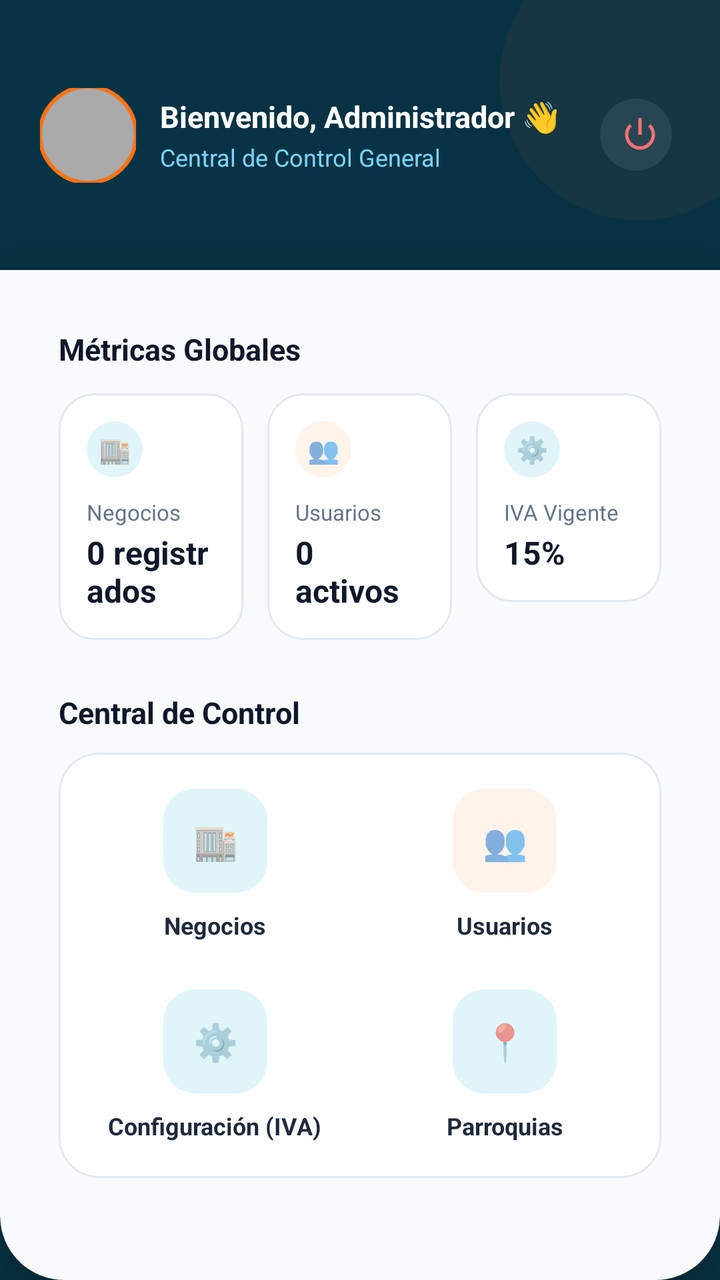
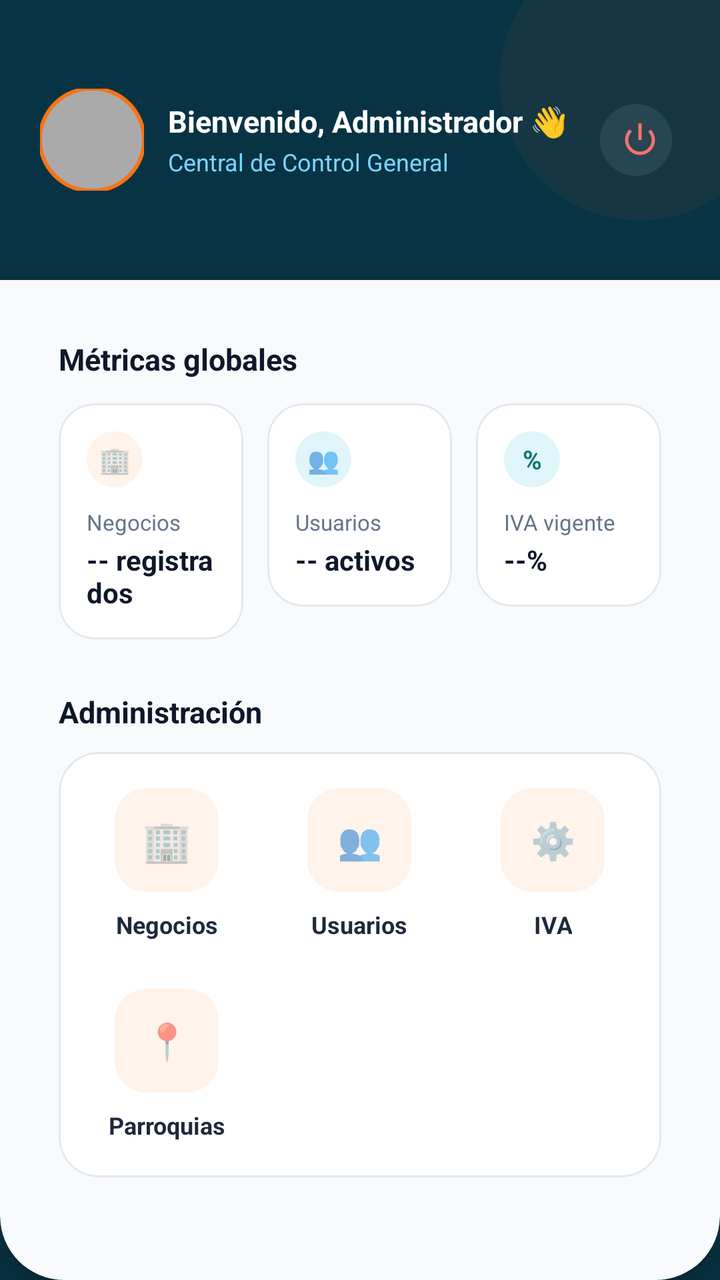

Two renders of the same Android screen: before a commit and after it. Below are the layout's source before the change and the commit's diff.
<!-- AndroidManifest.xml: application theme Theme.MaterialComponents.Light.NoActionBar -->
<!-- res/layout/activity_admin.xml -->
<?xml version="1.0" encoding="utf-8"?>
<RelativeLayout xmlns:android="http://schemas.android.com/apk/res/android"
    xmlns:app="http://schemas.android.com/apk/res-auto"
    android:layout_width="match_parent"
    android:layout_height="match_parent"
    android:background="#083344"
    android:fitsSystemWindows="false">

    
    <RelativeLayout
        android:layout_width="match_parent"
        android:layout_height="match_parent"
        android:clickable="false"
        android:clipChildren="false"
        android:clipToPadding="false"
        android:focusable="false"
        android:importantForAccessibility="no">

        <com.google.android.material.card.MaterialCardView
            android:layout_width="140dp"
            android:layout_height="140dp"
            android:layout_alignParentTop="true"
            android:layout_alignParentEnd="true"
            android:layout_marginTop="-30dp"
            android:layout_marginEnd="-30dp"
            app:cardBackgroundColor="#0DF97316"
            app:cardCornerRadius="70dp"
            app:cardElevation="0dp"
            app:strokeWidth="0dp" />
    </RelativeLayout>

    
    <RelativeLayout
        android:id="@+id/headerLayout"
        android:layout_width="match_parent"
        android:layout_height="wrap_content"
        android:paddingHorizontal="20dp"
        android:paddingTop="44dp"
        android:paddingBottom="20dp">

        <com.google.android.material.button.MaterialButton
            android:id="@+id/btnLogout"
            style="@style/Widget.Material3.Button.IconButton"
            android:layout_width="44dp"
            android:layout_height="44dp"
            android:layout_alignParentEnd="true"
            android:layout_centerVertical="true"
            app:backgroundTint="#14FFFFFF"
            app:cornerRadius="22dp"
            app:icon="@android:drawable/ic_lock_power_off"
            app:iconSize="20dp"
            app:iconTint="#F87171" />

        <LinearLayout
            android:id="@+id/headerProfileClick"
            android:layout_width="wrap_content"
            android:layout_height="wrap_content"
            android:layout_alignParentStart="true"
            android:layout_centerVertical="true"
            android:layout_marginTop="23dp"
            android:layout_toStartOf="@id/btnLogout"
            android:clickable="true"
            android:focusable="true"
            android:foreground="?attr/selectableItemBackground"
            android:gravity="center_vertical"
            android:orientation="horizontal"
            android:paddingEnd="12dp">

            <com.google.android.material.imageview.ShapeableImageView
                android:id="@+id/ivAvatar"
                android:layout_width="48dp"
                android:layout_height="48dp"
                android:scaleType="centerCrop"
                android:src="@android:color/darker_gray"
                app:shapeAppearanceOverlay="@style/ShapeAppearance.Material3.Corner.Full"
                app:strokeColor="#F97316"
                app:strokeWidth="2dp" />

            <LinearLayout
                android:layout_width="wrap_content"
                android:layout_height="wrap_content"
                android:layout_marginStart="12dp"
                android:orientation="vertical">

                <TextView
                    android:id="@+id/tvWelcome"
                    android:layout_width="wrap_content"
                    android:layout_height="wrap_content"
                    android:text="Bienvenido, Administrador 👋"
                    android:textColor="@color/white"
                    android:textSize="15sp"
                    android:textStyle="bold" />

                <TextView
                    android:id="@+id/tvRoleSubtitle"
                    android:layout_width="wrap_content"
                    android:layout_height="wrap_content"
                    android:layout_marginTop="2dp"
                    android:text="Central de Control General"
                    android:textColor="#7DD3FC"
                    android:textSize="12sp" />
            </LinearLayout>
        </LinearLayout>
    </RelativeLayout>

    
    <com.google.android.material.card.MaterialCardView
        android:layout_width="match_parent"
        android:layout_height="match_parent"
        android:layout_below="@id/headerLayout"
        android:layout_alignParentBottom="true"
        app:cardBackgroundColor="#F8FAFC"
        app:cardElevation="8dp"
        app:shapeAppearanceOverlay="@style/ShapeAppearance.BottomRoundedPanel"
        app:strokeWidth="0dp">

        <androidx.core.widget.NestedScrollView
            android:layout_width="match_parent"
            android:layout_height="match_parent"
            android:fillViewport="true">

            <LinearLayout
                android:layout_width="match_parent"
                android:layout_height="wrap_content"
                android:orientation="vertical"
                android:padding="20dp"
                android:paddingBottom="60dp">

                
                <TextView
                    android:layout_width="wrap_content"
                    android:layout_height="wrap_content"
                    android:layout_marginBottom="12dp"
                    android:text="Métricas Globales"
                    android:textColor="#0F172A"
                    android:textSize="15sp"
                    android:textStyle="bold" />

                <LinearLayout
                    android:layout_width="match_parent"
                    android:layout_height="wrap_content"
                    android:layout_marginBottom="26dp"
                    android:orientation="horizontal"
                    android:weightSum="3">

                    
                    <com.google.android.material.card.MaterialCardView
                        android:layout_width="0dp"
                        android:layout_height="wrap_content"
                        android:layout_marginEnd="8dp"
                        android:layout_weight="1"
                        app:cardBackgroundColor="@color/white"
                        app:cardCornerRadius="18dp"
                        app:cardElevation="0dp"
                        app:strokeColor="#E2E8F0"
                        app:strokeWidth="1dp">

                        <LinearLayout
                            android:layout_width="match_parent"
                            android:layout_height="wrap_content"
                            android:orientation="vertical"
                            android:padding="14dp">

                            <TextView
                                android:layout_width="28dp"
                                android:layout_height="28dp"
                                android:background="@drawable/bg_chip_teal"
                                android:gravity="center"
                                android:text="🏬"
                                android:textSize="13sp" />

                            <TextView
                                android:layout_width="wrap_content"
                                android:layout_height="wrap_content"
                                android:layout_marginTop="10dp"
                                android:text="Negocios"
                                android:textColor="#64748B"
                                android:textSize="11sp" />

                            <TextView
                                android:id="@+id/tvTotalNegocios"
                                android:layout_width="wrap_content"
                                android:layout_height="wrap_content"
                                android:layout_marginTop="2dp"
                                android:text="0 registrados"
                                android:textColor="#0F172A"
                                android:textSize="16sp"
                                android:textStyle="bold" />
                        </LinearLayout>
                    </com.google.android.material.card.MaterialCardView>

                    
                    <com.google.android.material.card.MaterialCardView
                        android:layout_width="0dp"
                        android:layout_height="wrap_content"
                        android:layout_marginHorizontal="4dp"
                        android:layout_weight="1"
                        app:cardBackgroundColor="@color/white"
                        app:cardCornerRadius="18dp"
                        app:cardElevation="0dp"
                        app:strokeColor="#E2E8F0"
                        app:strokeWidth="1dp">

                        <LinearLayout
                            android:layout_width="match_parent"
                            android:layout_height="wrap_content"
                            android:orientation="vertical"
                            android:padding="14dp">

                            <TextView
                                android:layout_width="28dp"
                                android:layout_height="28dp"
                                android:background="@drawable/bg_chip_orange"
                                android:gravity="center"
                                android:text="👥"
                                android:textSize="13sp" />

                            <TextView
                                android:layout_width="wrap_content"
                                android:layout_height="wrap_content"
                                android:layout_marginTop="10dp"
                                android:text="Usuarios"
                                android:textColor="#64748B"
                                android:textSize="11sp" />

                            <TextView
                                android:id="@+id/tvTotalUsuarios"
                                android:layout_width="wrap_content"
                                android:layout_height="wrap_content"
                                android:layout_marginTop="2dp"
                                android:text="0 activos"
                                android:textColor="#0F172A"
                                android:textSize="16sp"
                                android:textStyle="bold" />
                        </LinearLayout>
                    </com.google.android.material.card.MaterialCardView>

                    
                    <com.google.android.material.card.MaterialCardView
                        android:layout_width="0dp"
                        android:layout_height="wrap_content"
                        android:layout_marginStart="8dp"
                        android:layout_weight="1"
                        app:cardBackgroundColor="@color/white"
                        app:cardCornerRadius="18dp"
                        app:cardElevation="0dp"
                        app:strokeColor="#E2E8F0"
                        app:strokeWidth="1dp">

                        <LinearLayout
                            android:layout_width="match_parent"
                            android:layout_height="wrap_content"
                            android:orientation="vertical"
                            android:padding="14dp">

                            <TextView
                                android:layout_width="28dp"
                                android:layout_height="28dp"
                                android:background="@drawable/bg_chip_slate"
                                android:gravity="center"
                                android:text="⚙️"
                                android:textSize="13sp" />

                            <TextView
                                android:layout_width="wrap_content"
                                android:layout_height="wrap_content"
                                android:layout_marginTop="10dp"
                                android:text="IVA Vigente"
                                android:textColor="#64748B"
                                android:textSize="11sp" />

                            <TextView
                                android:id="@+id/tvIvaVigente"
                                android:layout_width="wrap_content"
                                android:layout_height="wrap_content"
                                android:layout_marginTop="2dp"
                                android:text="15%"
                                android:textColor="#0F172A"
                                android:textSize="16sp"
                                android:textStyle="bold" />
                        </LinearLayout>
                    </com.google.android.material.card.MaterialCardView>
                </LinearLayout>

                
                <TextView
                    android:layout_width="wrap_content"
                    android:layout_height="wrap_content"
                    android:layout_marginBottom="10dp"
                    android:text="Central de Control"
                    android:textColor="#0F172A"
                    android:textSize="15sp"
                    android:textStyle="bold" />

                <com.google.android.material.card.MaterialCardView
                    android:layout_width="match_parent"
                    android:layout_height="wrap_content"
                    android:layout_marginBottom="24dp"
                    app:cardBackgroundColor="@color/white"
                    app:cardCornerRadius="20dp"
                    app:cardElevation="0dp"
                    app:strokeColor="#E2E8F0"
                    app:strokeWidth="1dp">

                    <GridLayout
                        android:layout_width="match_parent"
                        android:layout_height="wrap_content"
                        android:alignmentMode="alignMargins"
                        android:columnCount="2"
                        android:padding="6dp">

                        
                        <LinearLayout
                            android:id="@+id/cardNegocios"
                            android:layout_width="0dp"
                            android:layout_height="wrap_content"
                            android:layout_columnWeight="1"
                            android:clickable="true"
                            android:focusable="true"
                            android:foreground="?attr/selectableItemBackground"
                            android:gravity="center"
                            android:orientation="vertical"
                            android:padding="12dp">

                            <TextView
                                android:layout_width="52dp"
                                android:layout_height="52dp"
                                android:background="@drawable/bg_chip_teal"
                                android:gravity="center"
                                android:text="🏬"
                                android:textSize="18sp" />

                            <TextView
                                android:layout_width="wrap_content"
                                android:layout_height="wrap_content"
                                android:layout_marginTop="8dp"
                                android:gravity="center"
                                android:text="Negocios"
                                android:textColor="#1E293B"
                                android:textSize="12sp"
                                android:textStyle="bold" />
                        </LinearLayout>

                        
                        <LinearLayout
                            android:id="@+id/cardUsuarios"
                            android:layout_width="0dp"
                            android:layout_height="wrap_content"
                            android:layout_columnWeight="1"
                            android:clickable="true"
                            android:focusable="true"
                            android:foreground="?attr/selectableItemBackground"
                            android:gravity="center"
                            android:orientation="vertical"
                            android:padding="12dp">

                            <TextView
                                android:layout_width="52dp"
                                android:layout_height="52dp"
                                android:background="@drawable/bg_chip_orange"
                                android:gravity="center"
                                android:text="👥"
                                android:textSize="18sp" />

                            <TextView
                                android:layout_width="wrap_content"
                                android:layout_height="wrap_content"
                                android:layout_marginTop="8dp"
                                android:gravity="center"
                                android:text="Usuarios"
                                android:textColor="#1E293B"
                                android:textSize="12sp"
                                android:textStyle="bold" />
                        </LinearLayout>

                        
                        <LinearLayout
                            android:id="@+id/cardConfiguracionIva"
                            android:layout_width="0dp"
                            android:layout_height="wrap_content"
                            android:layout_columnWeight="1"
                            android:clickable="true"
                            android:focusable="true"
                            android:foreground="?attr/selectableItemBackground"
                            android:gravity="center"
                            android:orientation="vertical"
                            android:padding="12dp">

                            <TextView
                                android:layout_width="52dp"
                                android:layout_height="52dp"
                                android:background="@drawable/bg_chip_slate"
                                android:gravity="center"
                                android:text="⚙️"
                                android:textSize="18sp" />

                            <TextView
                                android:layout_width="wrap_content"
                                android:layout_height="wrap_content"
                                android:layout_marginTop="8dp"
                                android:gravity="center"
                                android:text="Configuración (IVA)"
                                android:textColor="#1E293B"
                                android:textSize="12sp"
                                android:textStyle="bold" />
                        </LinearLayout>

                        
                        <LinearLayout
                            android:id="@+id/cardParroquias"
                            android:layout_width="0dp"
                            android:layout_height="wrap_content"
                            android:layout_columnWeight="1"
                            android:clickable="true"
                            android:focusable="true"
                            android:foreground="?attr/selectableItemBackground"
                            android:gravity="center"
                            android:orientation="vertical"
                            android:padding="12dp">

                            <TextView
                                android:layout_width="52dp"
                                android:layout_height="52dp"
                                android:background="@drawable/bg_chip_teal"
                                android:gravity="center"
                                android:text="📍"
                                android:textSize="18sp" />

                            <TextView
                                android:layout_width="wrap_content"
                                android:layout_height="wrap_content"
                                android:layout_marginTop="8dp"
                                android:gravity="center"
                                android:text="Parroquias"
                                android:textColor="#1E293B"
                                android:textSize="12sp"
                                android:textStyle="bold" />
                        </LinearLayout>

                    </GridLayout>
                </com.google.android.material.card.MaterialCardView>

            </LinearLayout>
        </androidx.core.widget.NestedScrollView>
    </com.google.android.material.card.MaterialCardView>

</RelativeLayout>
<!-- resources referenced by this layout -->
<resources>
  <color name="white">#FFFFFFFF</color>
  <!-- drawable bg_chip_orange (drawable) -->
  <?xml version="1.0" encoding="utf-8"?>
  <shape xmlns:android="http://schemas.android.com/apk/res/android"
      android:shape="rectangle">
  
      <solid android:color="#FFF3EA" />
  
      <corners android:radius="16dp" />
  
  </shape>
  <!-- drawable bg_chip_slate (drawable) -->
  <?xml version="1.0" encoding="utf-8"?>
  <shape xmlns:android="http://schemas.android.com/apk/res/android"
      android:shape="rectangle">
  
      <solid android:color="#E0F5F9" />
  
      <corners android:radius="16dp" />
  
  </shape>
  <!-- drawable bg_chip_teal (drawable) -->
  <?xml version="1.0" encoding="utf-8"?>
  <shape xmlns:android="http://schemas.android.com/apk/res/android"
      android:shape="rectangle">
  
      <solid android:color="#E0F5F9" />
  
      <corners android:radius="16dp" />
  
  </shape>
  <style name="ShapeAppearance.BottomRoundedPanel" parent="ShapeAppearance.Material3.Corner.None">
              <item name="cornerSizeTopLeft">0dp</item>
              <item name="cornerSizeTopRight">0dp</item>
              <item name="cornerSizeBottomLeft">32dp</item>
              <item name="cornerSizeBottomRight">32dp</item>
          </style>
</resources>

<!-- the commit's change to res/layout/activity_admin.xml (unified diff, before → after) -->
@@ -6,13 +6,12 @@
     android:background="#083344"
     android:fitsSystemWindows="false">
 
-    
     <RelativeLayout
         android:layout_width="match_parent"
         android:layout_height="match_parent"
-        android:clickable="false"
         android:clipChildren="false"
         android:clipToPadding="false"
+        android:clickable="false"
         android:focusable="false"
         android:importantForAccessibility="no">
 
@@ -29,7 +28,6 @@
             app:strokeWidth="0dp" />
     </RelativeLayout>
 
-    
     <RelativeLayout
         android:id="@+id/headerLayout"
         android:layout_width="match_parent"
@@ -57,7 +55,7 @@
             android:layout_height="wrap_content"
             android:layout_alignParentStart="true"
             android:layout_centerVertical="true"
-            android:layout_marginTop="23dp"
+            android:layout_marginTop="25dp"
             android:layout_toStartOf="@id/btnLogout"
             android:clickable="true"
             android:focusable="true"
@@ -68,8 +66,8 @@
 
             <com.google.android.material.imageview.ShapeableImageView
                 android:id="@+id/ivAvatar"
-                android:layout_width="48dp"
-                android:layout_height="48dp"
+                android:layout_width="52dp"
+                android:layout_height="51dp"
                 android:scaleType="centerCrop"
                 android:src="@android:color/darker_gray"
                 app:shapeAppearanceOverlay="@style/ShapeAppearance.Material3.Corner.Full"
@@ -103,7 +101,6 @@
         </LinearLayout>
     </RelativeLayout>
 
-    
     <com.google.android.material.card.MaterialCardView
         android:layout_width="match_parent"
         android:layout_height="match_parent"
@@ -111,8 +108,8 @@
         android:layout_alignParentBottom="true"
         app:cardBackgroundColor="#F8FAFC"
         app:cardElevation="8dp"
-        app:shapeAppearanceOverlay="@style/ShapeAppearance.BottomRoundedPanel"
-        app:strokeWidth="0dp">
+        app:strokeWidth="0dp"
+        app:shapeAppearanceOverlay="@style/ShapeAppearance.BottomRoundedPanel">
 
         <androidx.core.widget.NestedScrollView
             android:layout_width="match_parent"
@@ -126,12 +123,11 @@
                 android:padding="20dp"
                 android:paddingBottom="60dp">
 
-                
                 <TextView
                     android:layout_width="wrap_content"
                     android:layout_height="wrap_content"
                     android:layout_marginBottom="12dp"
-                    android:text="Métricas Globales"
+                    android:text="Métricas globales"
                     android:textColor="#0F172A"
                     android:textSize="15sp"
                     android:textStyle="bold" />
@@ -143,7 +139,6 @@
                     android:orientation="horizontal"
                     android:weightSum="3">
 
-                    
                     <com.google.android.material.card.MaterialCardView
                         android:layout_width="0dp"
                         android:layout_height="wrap_content"
@@ -164,9 +159,9 @@
                             <TextView
                                 android:layout_width="28dp"
                                 android:layout_height="28dp"
-                                android:background="@drawable/bg_chip_teal"
-                                android:gravity="center"
-                                android:text="🏬"
+                                android:background="@drawable/bg_chip_orange"
+                                android:gravity="center"
+                                android:text="🏢"
                                 android:textSize="13sp" />
 
                             <TextView
@@ -182,14 +177,13 @@
                                 android:layout_width="wrap_content"
                                 android:layout_height="wrap_content"
                                 android:layout_marginTop="2dp"
-                                android:text="0 registrados"
+                                android:text="-- registrados"
                                 android:textColor="#0F172A"
-                                android:textSize="16sp"
+                                android:textSize="14sp"
                                 android:textStyle="bold" />
                         </LinearLayout>
                     </com.google.android.material.card.MaterialCardView>
 
-                    
                     <com.google.android.material.card.MaterialCardView
                         android:layout_width="0dp"
                         android:layout_height="wrap_content"
@@ -210,7 +204,7 @@
                             <TextView
                                 android:layout_width="28dp"
                                 android:layout_height="28dp"
-                                android:background="@drawable/bg_chip_orange"
+                                android:background="@drawable/bg_chip_slate"
                                 android:gravity="center"
                                 android:text="👥"
                                 android:textSize="13sp" />
@@ -228,14 +222,13 @@
                                 android:layout_width="wrap_content"
                                 android:layout_height="wrap_content"
                                 android:layout_marginTop="2dp"
-                                android:text="0 activos"
+                                android:text="-- activos"
                                 android:textColor="#0F172A"
-                                android:textSize="16sp"
+                                android:textSize="14sp"
                                 android:textStyle="bold" />
                         </LinearLayout>
                     </com.google.android.material.card.MaterialCardView>
 
-                    
                     <com.google.android.material.card.MaterialCardView
                         android:layout_width="0dp"
                         android:layout_height="wrap_content"
@@ -256,16 +249,18 @@
                             <TextView
                                 android:layout_width="28dp"
                                 android:layout_height="28dp"
-                                android:background="@drawable/bg_chip_slate"
-                                android:gravity="center"
-                                android:text="⚙️"
-                                android:textSize="13sp" />
+                                android:background="@drawable/bg_chip_teal"
+                                android:gravity="center"
+                                android:text="%"
+                                android:textColor="#0F766E"
+                                android:textSize="13sp"
+                                android:textStyle="bold" />
 
                             <TextView
                                 android:layout_width="wrap_content"
                                 android:layout_height="wrap_content"
                                 android:layout_marginTop="10dp"
-                                android:text="IVA Vigente"
+                                android:text="IVA vigente"
                                 android:textColor="#64748B"
                                 android:textSize="11sp" />
 
@@ -274,20 +269,19 @@
                                 android:layout_width="wrap_content"
                                 android:layout_height="wrap_content"
                                 android:layout_marginTop="2dp"
-                                android:text="15%"
+                                android:text="--%"
                                 android:textColor="#0F172A"
-                                android:textSize="16sp"
+                                android:textSize="14sp"
                                 android:textStyle="bold" />
                         </LinearLayout>
                     </com.google.android.material.card.MaterialCardView>
                 </LinearLayout>
 
-                
                 <TextView
                     android:layout_width="wrap_content"
                     android:layout_height="wrap_content"
                     android:layout_marginBottom="10dp"
-                    android:text="Central de Control"
+                    android:text="Administración"
                     android:textColor="#0F172A"
                     android:textSize="15sp"
                     android:textStyle="bold" />
@@ -295,7 +289,7 @@
                 <com.google.android.material.card.MaterialCardView
                     android:layout_width="match_parent"
                     android:layout_height="wrap_content"
-                    android:layout_marginBottom="24dp"
+                    android:layout_marginBottom="20dp"
                     app:cardBackgroundColor="@color/white"
                     app:cardCornerRadius="20dp"
                     app:cardElevation="0dp"
@@ -306,10 +300,9 @@
                         android:layout_width="match_parent"
                         android:layout_height="wrap_content"
                         android:alignmentMode="alignMargins"
-                        android:columnCount="2"
+                        android:columnCount="3"
                         android:padding="6dp">
 
-                        
                         <LinearLayout
                             android:id="@+id/cardNegocios"
                             android:layout_width="0dp"
@@ -325,10 +318,10 @@
                             <TextView
                                 android:layout_width="52dp"
                                 android:layout_height="52dp"
-                                android:background="@drawable/bg_chip_teal"
-                                android:gravity="center"
-                                android:text="🏬"
-                                android:textSize="18sp" />
+                                android:background="@drawable/bg_chip_orange"
+                                android:gravity="center"
+                                android:text="🏢"
+                                android:textSize="20sp" />
 
                             <TextView
                                 android:layout_width="wrap_content"
@@ -341,7 +334,6 @@
                                 android:textStyle="bold" />
                         </LinearLayout>
 
-                        
                         <LinearLayout
                             android:id="@+id/cardUsuarios"
                             android:layout_width="0dp"
@@ -373,7 +365,6 @@
                                 android:textStyle="bold" />
                         </LinearLayout>
 
-                        
                         <LinearLayout
                             android:id="@+id/cardConfiguracionIva"
                             android:layout_width="0dp"
@@ -389,7 +380,7 @@
                             <TextView
                                 android:layout_width="52dp"
                                 android:layout_height="52dp"
-                                android:background="@drawable/bg_chip_slate"
+                                android:background="@drawable/bg_chip_orange"
                                 android:gravity="center"
                                 android:text="⚙️"
                                 android:textSize="18sp" />
@@ -399,13 +390,12 @@
                                 android:layout_height="wrap_content"
                                 android:layout_marginTop="8dp"
                                 android:gravity="center"
-                                android:text="Configuración (IVA)"
+                                android:text="IVA"
                                 android:textColor="#1E293B"
                                 android:textSize="12sp"
                                 android:textStyle="bold" />
                         </LinearLayout>
 
-                        
                         <LinearLayout
                             android:id="@+id/cardParroquias"
                             android:layout_width="0dp"
@@ -421,7 +411,7 @@
                             <TextView
                                 android:layout_width="52dp"
                                 android:layout_height="52dp"
-                                android:background="@drawable/bg_chip_teal"
+                                android:background="@drawable/bg_chip_orange"
                                 android:gravity="center"
                                 android:text="📍"
                                 android:textSize="18sp" />
